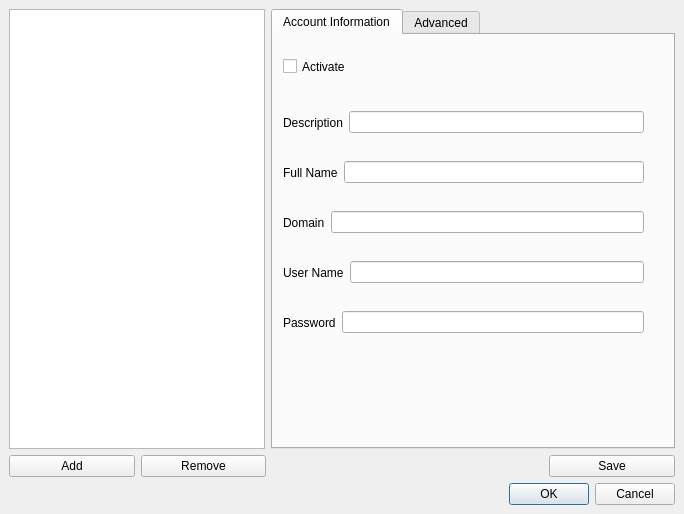
Before: the Qt Designer form src/ui/settings.ui in StefanYohansson/ktelephone, drawn with Qt 5.
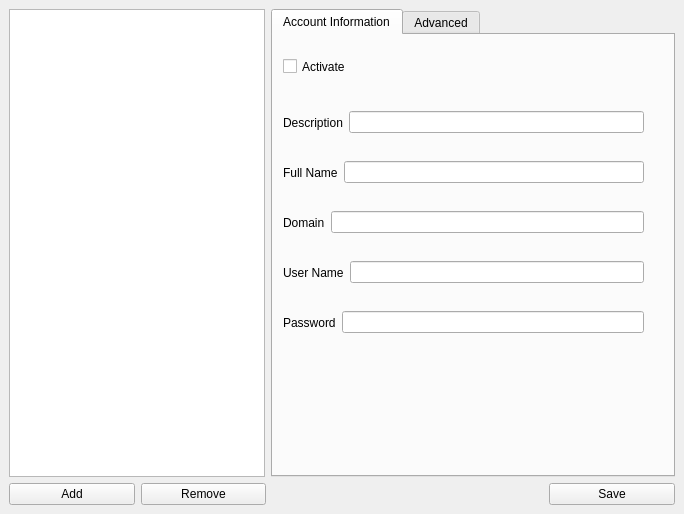
After: the same form once the commit is applied.

Commit message: remove ok, cancel from settings

```diff
--- a/src/ui/settings.ui
+++ b/src/ui/settings.ui
@@ -240,16 +240,6 @@
       </item>
      </layout>
     </item>
-    <item>
-     <widget class="QDialogButtonBox" name="buttonBox">
-      <property name="orientation">
-       <enum>Qt::Horizontal</enum>
-      </property>
-      <property name="standardButtons">
-       <set>QDialogButtonBox::Cancel|QDialogButtonBox::Ok</set>
-      </property>
-     </widget>
-    </item>
    </layout>
   </widget>
  </widget>
```
Left out of the diff: 35 changed lines with no effect on the pictures.
